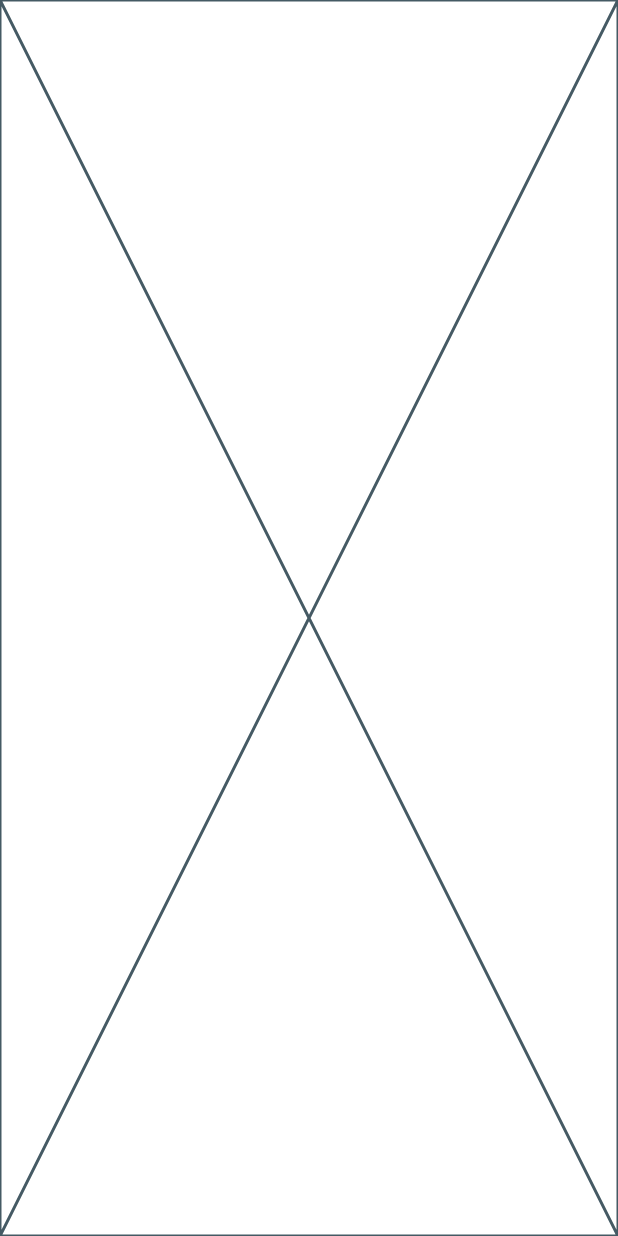
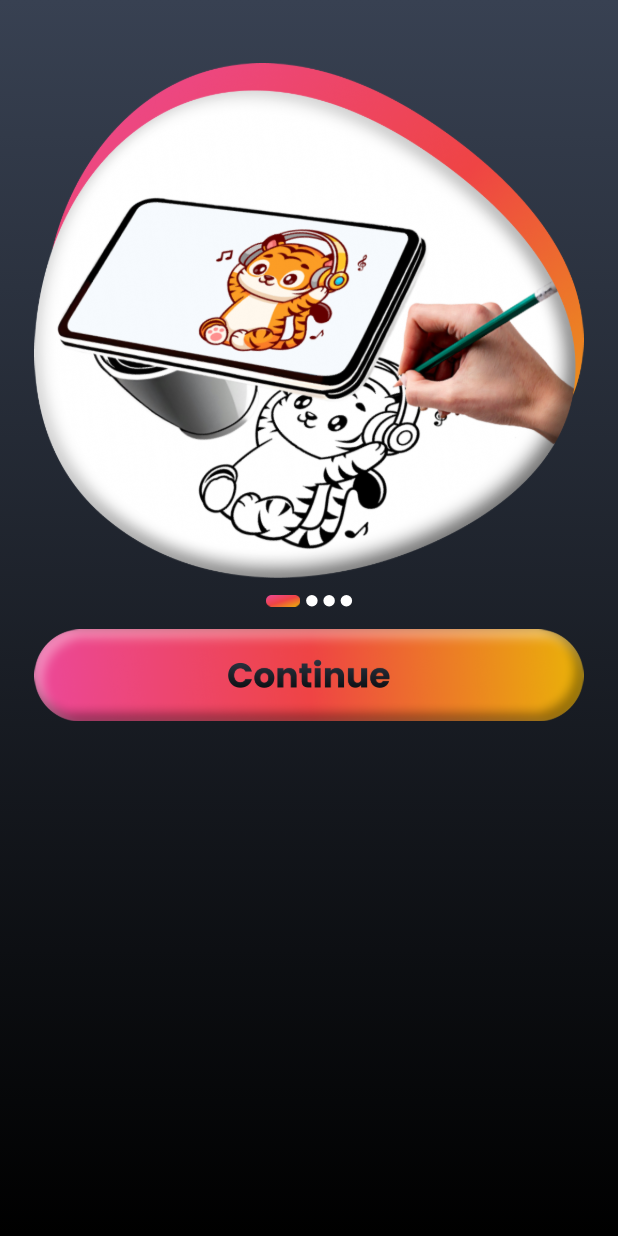
Before and after one commit to hanzotruongdev/easy_drawing, a Flutter app: the screen it shows after launch, on a phone screen of 412 x 824 dp. Run offline on Flutter 3.47's test engine with Material 3 defaults, Android fonts, the phone set to English and light mode, and no system bars; our stand-ins replace flutter_screenutil.

Commit message:
add intro

```diff
--- a/lib/config/assets_path.dart
+++ b/lib/config/assets_path.dart
@@ -1,4 +1,13 @@
 class AppImagePath {
   static const _folderPath = 'assets/images';
   static const imgSplash = '$_folderPath/splash.png';
+  static const iconClose = '$_folderPath/icon_close.png';
+  static const listIntroImgs = [
+    '$_folderPath/intro1.png',
+    '$_folderPath/intro2.png',
+    '$_folderPath/intro3.png',
+    '$_folderPath/intro4.png',
+  ];
+  static const iconSelectedGradient = '$_folderPath/icon_selected_gradient.png';
+  static const btnContinue = '$_folderPath/btn_continue.png';
 }
--- a/lib/screens/intro.dart
+++ b/lib/screens/intro.dart
@@ -1,4 +1,6 @@
+import 'package:ar_drawing/config/assets_path.dart';
 import 'package:flutter/material.dart';
+import 'package:flutter_screenutil/flutter_screenutil.dart';
 
 class IntroScreen extends StatefulWidget {
   const IntroScreen({super.key});
@@ -8,8 +10,108 @@ class IntroScreen extends StatefulWidget {
 }
 
 class _IntroScreenState extends State<IntroScreen> {
+  int step = 0;
+
   @override
   Widget build(BuildContext context) {
-    return const Placeholder();
+    return Scaffold(
+        backgroundColor: const Color(0xff262F38),
+        body: Container(
+            width: 1.sw,
+            height: 1.sh,
+            padding: EdgeInsets.symmetric(horizontal: 72.w),
+            decoration: const BoxDecoration(
+              gradient: LinearGradient(
+                begin: Alignment.topCenter,
+                end: Alignment.bottomCenter,
+                colors: <Color>[
+                  Color(0xff384152),
+                  Colors.black,
+                ],
+                tileMode: TileMode.clamp,
+              ),
+            ),
+            child: Column(
+              children: [
+                _buildCloseBtn(),
+                _buildIntroImage(),
+                _buildContinueButton(),
+              ],
+            )));
+  }
+
+  _buildCloseBtn() {
+    return SafeArea(
+      bottom: false,
+      child: (step != 3)
+          ? SizedBox(height: 96.w)
+          : Row(
+              mainAxisAlignment: MainAxisAlignment.end,
+              children: [
+                Image.asset(
+                  AppImagePath.iconClose,
+                  width: 96.w,
+                  height: 96.w,
+                )
+              ],
+            ),
+    );
+  }
+
+  _buildIntroImage() {
+    return Container(
+      alignment: Alignment.center,
+      height: 1146.w,
+      width: 1146.w,
+      child: Image.asset(AppImagePath.listIntroImgs[step]),
+    );
+  }
+
+  _buildContinueButton() {
+    return Column(
+      children: [
+        Row(
+          mainAxisAlignment: MainAxisAlignment.center,
+          children: [
+            ...[0, 1, 2, 3].map((e) {
+              if (step != e) {
+                return Container(
+                  height: 24.w,
+                  width: 24.w,
+                  margin: EdgeInsets.symmetric(horizontal: 6.w),
+                  decoration: BoxDecoration(
+                    color: Colors.white,
+                    borderRadius: BorderRadius.circular(24.w),
+                  ),
+                );
+              }
+              return Container(
+                margin: EdgeInsets.symmetric(horizontal: 6.w),
+                child: Image.asset(
+                  AppImagePath.iconSelectedGradient,
+                  width: 72.w,
+                  height: 24.w,
+                ),
+              );
+            }).toList()
+          ],
+        ),
+        SizedBox(height: 48.w),
+        GestureDetector(
+          onTap: () {
+            if (step < 3) {
+              setState(() {
+                step += 1;
+              });
+            }
+          },
+          child: Image.asset(
+            AppImagePath.btnContinue,
+            width: 1146.w,
+            height: 192.w,
+          ),
+        )
+      ],
+    );
   }
 }
```
Also changed, not shown: assets/images/btn_continue.png (added), assets/images/icon_close.png (added), assets/images/icon_selected_gradient.png (added), assets/images/intro1.png (added), assets/images/intro2.png (added), assets/images/intro3.png (added), assets/images/intro4.png (added).
